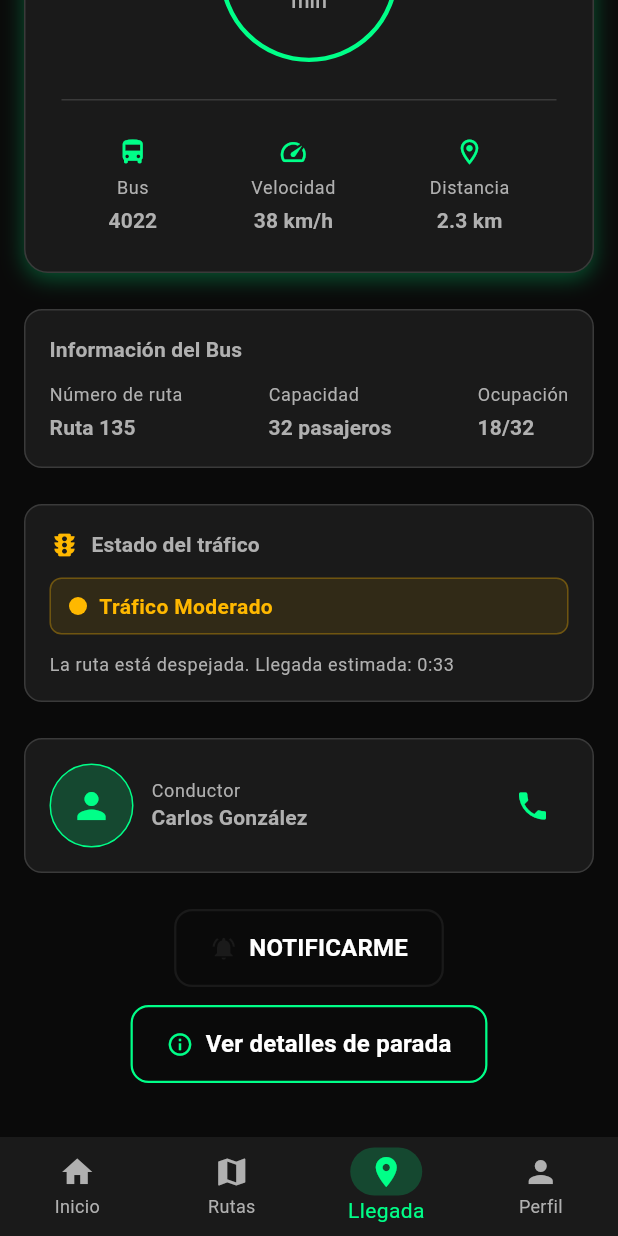
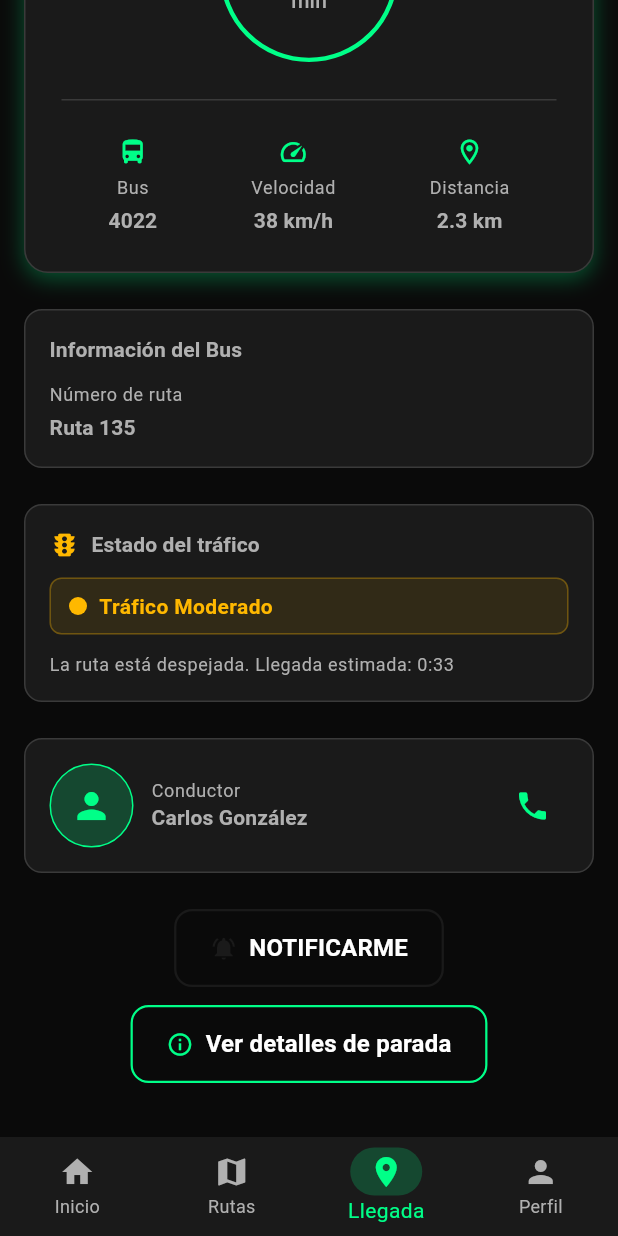
Before and after one commit to RdzJJ/MyRuta, a Flutter app: the screen it shows after launch, item 3 of the bottom bar chosen, scrolled down 531 dp, on a phone screen of 412 x 824 dp. Run offline on Flutter 3.47's test engine with Material 3 defaults, Android fonts, the phone set to English and light mode, and no system bars; our stand-ins replace google_maps_flutter.

```diff
--- a/mobile/lib/screens/cliente/pantalla_llegada_en_vivo.dart
+++ b/mobile/lib/screens/cliente/pantalla_llegada_en_vivo.dart
@@ -326,42 +326,13 @@ class _PantallaLlegadaEnVivoState extends State<PantallaLlegadaEnVivo>
                   ),
                 ],
               ),
-              Column(
-                crossAxisAlignment: CrossAxisAlignment.start,
-                children: [
-                  Text(
-                    'Capacidad',
-                    style: Theme.of(context).textTheme.bodySmall?.copyWith(
-                          color: AppColors.textSecondary,
-                        ),
-                  ),
-                  const SizedBox(height: 4),
-                  Text(
-                    '32 pasajeros',
-                    style: Theme.of(context).textTheme.titleSmall?.copyWith(
-                          fontWeight: FontWeight.bold,
-                        ),
-                  ),
-                ],
-              ),
-              Column(
-                crossAxisAlignment: CrossAxisAlignment.start,
-                children: [
-                  Text(
-                    'Ocupación',
-                    style: Theme.of(context).textTheme.bodySmall?.copyWith(
-                          color: AppColors.textSecondary,
-                        ),
-                  ),
-                  const SizedBox(height: 4),
-                  Text(
-                    '18/32',
-                    style: Theme.of(context).textTheme.titleSmall?.copyWith(
-                          fontWeight: FontWeight.bold,
-                        ),
-                  ),
-                ],
-              ),
+
+
+
+
+
+
+
             ],
           ),
         ],
```
Also changed, not shown: mobile/lib/screens/cliente/pantalla_perfil.dart (+11 -7 lines).
